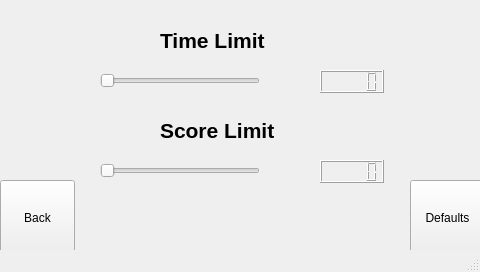
First picture: the form in Mochi-Pounders/settings.ui, repository amfaller/Mochi-Pounders, before the edit.
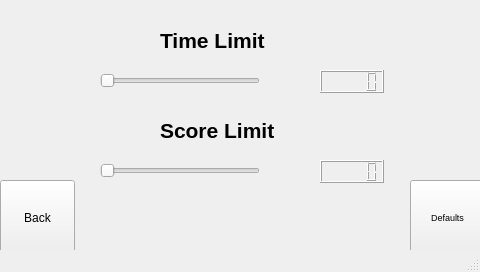
Second picture: the form after the edit.

Commit message: Change font size to fit in frames

Diff of the .ui file:
```diff
--- a/Mochi-Pounders/settings.ui
+++ b/Mochi-Pounders/settings.ui
@@ -122,6 +122,11 @@
       <height>75</height>
      </rect>
     </property>
+    <property name="font">
+     <font>
+      <pointsize>7</pointsize>
+     </font>
+    </property>
     <property name="text">
      <string>Defaults</string>
     </property>
```
The commit also changes 1 other file.
